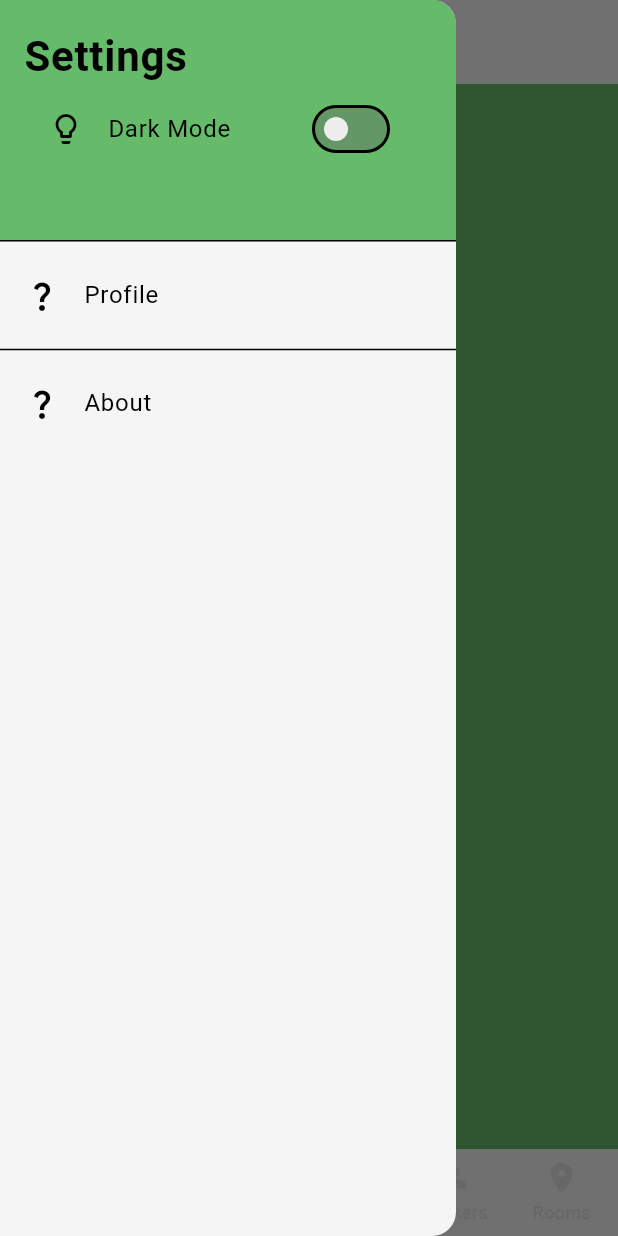
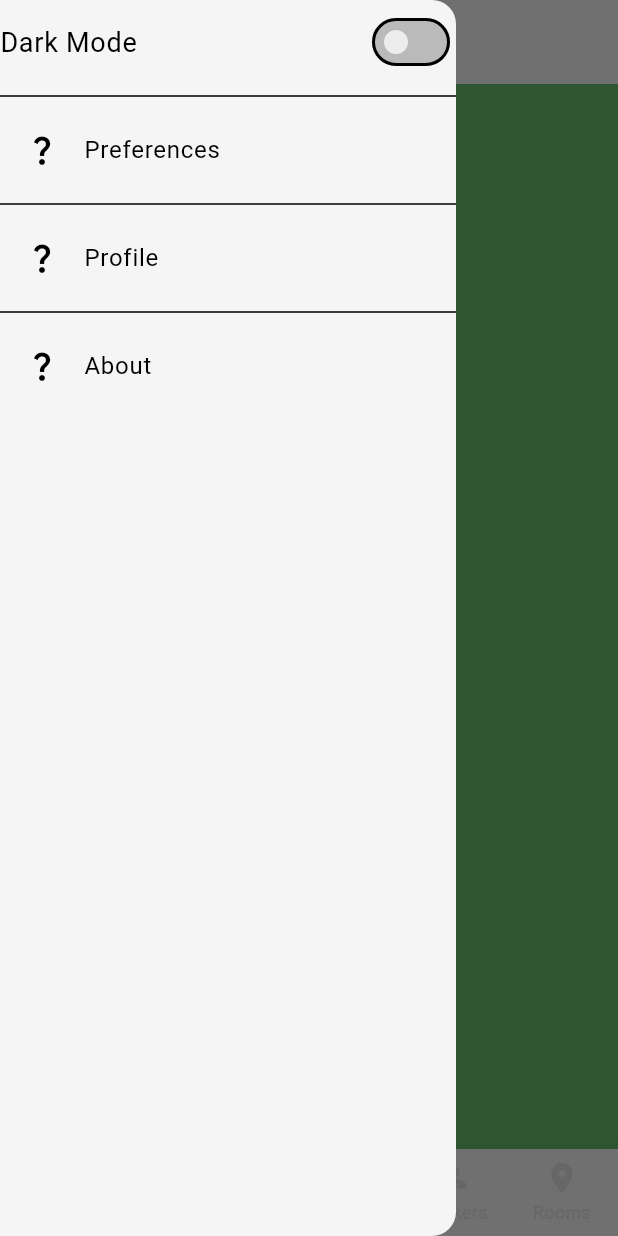
Before and after one commit to ICCM-EU/iccm_eu_app, a Flutter app: the screen it shows after launch, after a tap on the "settings" icon, on a phone screen of 412 x 824 dp. Run offline on Flutter 3.47's test engine with Material 3 defaults, Android fonts, the phone set to English and light mode, and no system bars; our stand-ins replace shared_preferences.

Commit message:
Create a class for the dark theme toggle button and create a preferences page.

```diff
--- /dev/null
+++ b/lib/components/toggle_button.dart
@@ -0,0 +1,36 @@
+import 'package:flutter/material.dart';
+
+class ToggleButtonListTile extends StatelessWidget {
+  final bool value;
+  final ValueChanged<bool> onChanged;
+  final String title;
+  final String toggleTitle;
+
+  const ToggleButtonListTile({
+    super.key,
+    required this.value,
+    required this.onChanged,
+    required this.title,
+    required this.toggleTitle,
+  });
+
+  @override
+  Widget build(BuildContext context) {
+    return  SwitchListTile(
+      title: Text(title,
+          style: const TextStyle(
+            fontSize: 18,
+            //fontWeight: FontWeight.bold,
+          ),
+        ),
+      value: value,
+      onChanged: onChanged,
+      activeColor: Colors.black,
+      activeTrackColor: Colors.grey[800]!.withOpacity(0.4),
+      inactiveThumbColor: Colors.grey[300]!.withOpacity(0.4),
+      inactiveTrackColor: Colors.grey[700]!.withOpacity(0.4),
+      splashRadius: 28,
+      contentPadding: EdgeInsets.zero,//symmetric(horizontal: 16.0),
+    );
+  }
+}
--- /dev/null
+++ b/lib/components/toggle_is_dark_mode.dart
@@ -0,0 +1,19 @@
+import 'package:flutter/material.dart';
+import 'package:iccm_eu_app/components/toggle_button.dart';
+import 'package:iccm_eu_app/theme/theme_provider.dart';
+import 'package:provider/provider.dart';
+
+class ToggleIsDarkModeListTile extends ToggleButtonListTile {
+
+  ToggleIsDarkModeListTile({
+    super.key,
+    required BuildContext context})
+  : super (
+    value: Provider.of<ThemeProvider>(context, listen: true).isDarkMode,
+    onChanged: (value) {
+      Provider.of<ThemeProvider>(context, listen: false).saveTheme(value);
+    },
+    title: 'Dark Mode',
+    toggleTitle: 'Theme',
+  );
+}
--- a/lib/controls/settings_drawer.dart
+++ b/lib/controls/settings_drawer.dart
@@ -1,18 +1,14 @@
 import 'package:flutter/material.dart';
-import "package:provider/provider.dart" show Provider;
+import 'package:iccm_eu_app/components/toggle_is_dark_mode.dart';
 
-import 'package:iccm_eu_app/theme/theme_provider.dart';
-//import 'package:iccm_eu_app/data/preferences_provider.dart';
+class SettingsDrawer extends StatelessWidget {
+  final Function(int) setPageIndex;
 
+  const SettingsDrawer({
+    super.key,
+    required this.setPageIndex,
+  });
 
-class SettingsDrawer extends StatefulWidget {
-  const SettingsDrawer({super.key});
-
-  @override
-  State<SettingsDrawer> createState() => _SettingsDrawerState();
-}
-
-class _SettingsDrawerState extends State<SettingsDrawer> {
   @override
   Widget build(BuildContext context) {
     //final PrefsProvider prefsProvider = Provider.of<PrefsProvider>(context);
@@ -20,36 +16,18 @@ class _SettingsDrawerState extends State<SettingsDrawer> {
         child: ListView(
           padding: EdgeInsets.zero,
           children: [
-            DrawerHeader(
-              decoration: BoxDecoration(
-                color: Colors.green[400]!,
-              ),
-              child: Wrap(
-                children: <Widget>[
-                  const Text("Settings",
-                    style: TextStyle(
-                      fontSize: 28,
-                      fontWeight: FontWeight.bold,
-                    ),
-                  ),
-                  SwitchListTile(
-                    activeColor: Colors.black,
-                    activeTrackColor: Colors.grey[800]!.withOpacity(0.4),
-                    inactiveThumbColor: Colors.grey[300]!.withOpacity(0.4),
-                    inactiveTrackColor: Colors.grey[700]!.withOpacity(0.4),
-                    splashRadius: 20,
-                    title: const Text('Dark Mode'),
-                    secondary: const Icon(Icons.lightbulb_outline),
-                    value: Provider.of<ThemeProvider>(context, listen: false).isDarkMode,
-                    onChanged: (value) => setState(() {
-                      Provider.of<ThemeProvider>(context, listen: false).saveTheme(value);
-                    }),
-                  ),
-                ],
-              ),
+            ToggleIsDarkModeListTile(context: context),
+            const Divider(),
+            ListTile(
+              leading: Icon(Icons.question_mark),
+              title: Text("Preferences"),
+              onTap: ()  {
+                //Navigator.pop(context);
+                Scaffold.of(context).closeDrawer();
+                setPageIndex(5);
+              },
             ),
-            //Switch.adaptive(
-
+            const Divider(),
             const ListTile(
               leading: Icon(Icons.question_mark),
               title: Text("Profile"),
--- a/lib/pages/base_page.dart
+++ b/lib/pages/base_page.dart
@@ -1,5 +1,6 @@
 import 'package:flutter/material.dart';
 import 'package:iccm_eu_app/pages/home_page.dart';
+import 'package:iccm_eu_app/pages/preferences_page.dart';
 import 'package:iccm_eu_app/pages/rooms_page.dart';
 import 'package:iccm_eu_app/pages/schedule_page.dart';
 import 'package:iccm_eu_app/pages/speakers_page.dart';
@@ -35,11 +36,12 @@ class BasePage extends StatefulWidget {
 class _BasePageState extends State<BasePage> {
   int _selectedIndex = 0;
   static const List<Widget> _widgetOptions = <Widget>[
-    HomePage(),
-    SchedulePage(),
-    TracksPage(),
-    SpeakersPage(),
-    RoomsPage(),
+    HomePage(), // 0
+    SchedulePage(), // 1
+    TracksPage(), // 2
+    SpeakersPage(), // 3
+    RoomsPage(), // 4
+    PreferencesPage(), // 5
   ];
 
   void _setCurrentIndex(int index) {
@@ -48,6 +50,9 @@ class _BasePageState extends State<BasePage> {
     // so that the display can reflect the updated values. If we changed
     // _currentIndex without calling setState(), then the build method would not be
     // called again, and so nothing would appear to happen.
+    if (index >= _widgetOptions.length) {
+      index = 0;
+    }
     setState(() {
       _selectedIndex = index;
     });
@@ -55,9 +60,6 @@ class _BasePageState extends State<BasePage> {
 
   @override
   Widget build(BuildContext context) {
-    ThemeProvider tp = Provider.of<ThemeProvider>(context);
-    String darkString = tp.isDarkMode.toString();
-
     // This method is rerun every time setState is called, for instance as done
     // by the _incrementCounter method above.
     //
@@ -68,7 +70,7 @@ class _BasePageState extends State<BasePage> {
       debugShowCheckedModeBanner: false,
       theme: Provider.of<ThemeProvider>(context).themeData,
       home: Scaffold(
-        drawer: const SettingsDrawer(),
+        drawer: SettingsDrawer(setPageIndex: _setCurrentIndex),
         backgroundColor: Colors.green[400]!,
         appBar: AppBar(
           automaticallyImplyLeading: false,
@@ -126,7 +128,7 @@ class _BasePageState extends State<BasePage> {
               label: "Rooms",
             ),
           ],
-          currentIndex: _selectedIndex,
+          currentIndex: (_selectedIndex >= 5) ? 0 : _selectedIndex,
         ),
 
         body: IndexedStack( // Use IndexedStack here
--- a/lib/pages/preferences_page.dart
+++ b/lib/pages/preferences_page.dart
@@ -1,12 +1,33 @@
 import 'package:flutter/material.dart';
+import 'package:iccm_eu_app/components/toggle_is_dark_mode.dart';
 
 class PreferencesPage extends StatelessWidget {
   const PreferencesPage({super.key});
 
   @override
   Widget build(BuildContext context) {
-    return const Center(
-      child: Text('Preferences Page', style: TextStyle(fontSize: 30)),
+    return ListView(
+      padding: const EdgeInsets.symmetric(horizontal: 16.0),
+      children: <Widget>[
+        const Center(
+          child: const Text(
+              'Preferences Page', style: const TextStyle(fontSize: 30)),
+        ),
+        const Divider(),
+        const Text('Theme',
+          style: const TextStyle(
+            fontSize: 18,
+            fontWeight: FontWeight.bold,
+          ),
+        ),
+        ToggleIsDarkModeListTile(context: context),
+        const Divider(),
+        const ListTile(
+          leading: Icon(Icons.question_mark),
+          title: Text("Profile"),
+          //onTap: () => print("Tapped"),
+        ),
+      ],
     );
   }
 }
```
